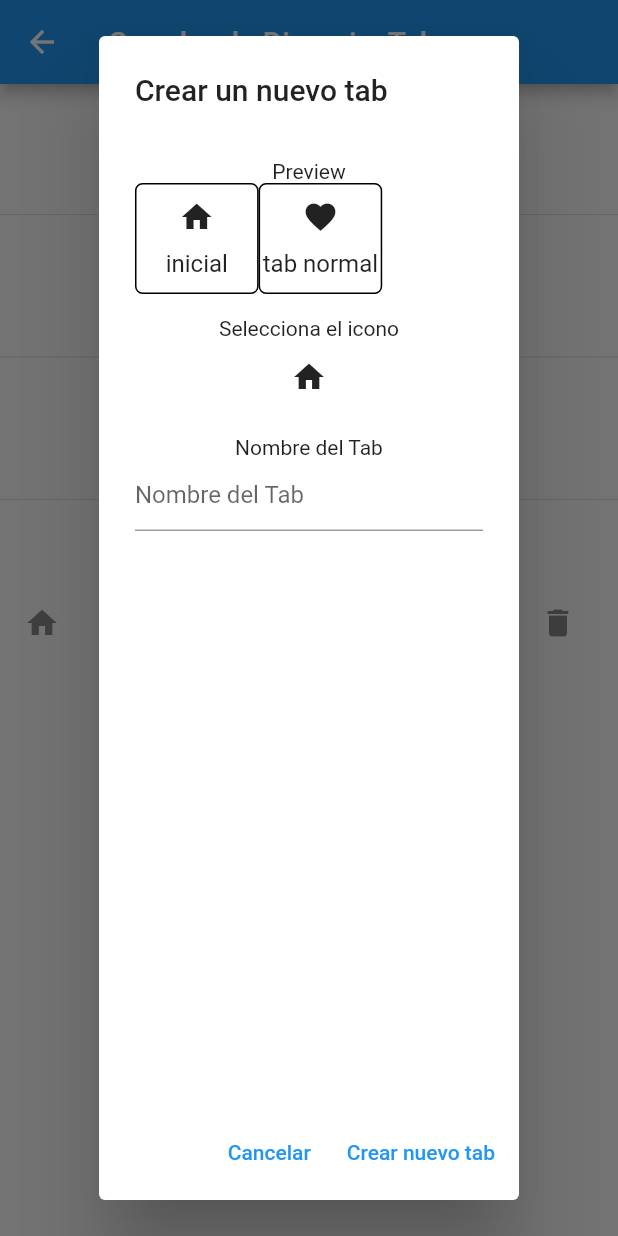
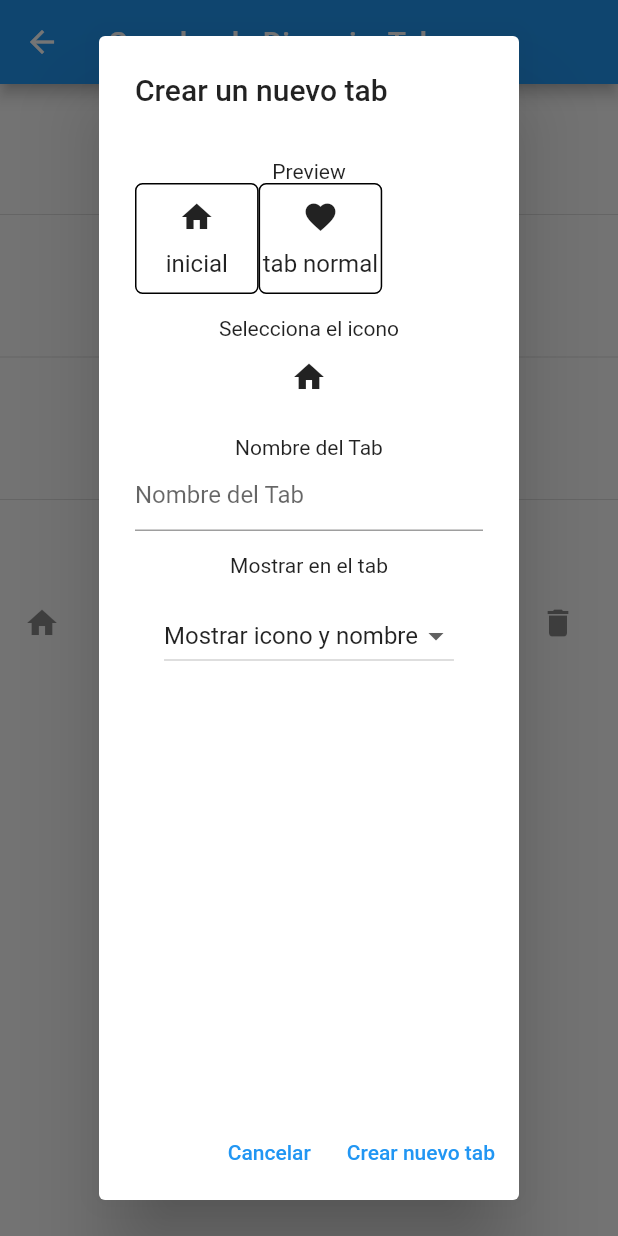
Before and after one commit to MagnoDaza/separado, a Flutter app: the TabCreatorPage screen opened directly, after a tap on "Crear un nuevo tab", on a phone screen of 412 x 824 dp. Run offline on Flutter 3.47's test engine with Material 2 defaults, Android fonts, the phone set to English and light mode, and no system bars; our stand-ins replace fluttertoast.

Commit message:
Ahora se puede crear todo co todas las opciones funcionando

```diff
--- a/lib/tab_creator_page.dart
+++ b/lib/tab_creator_page.dart
@@ -82,18 +82,25 @@ class _TabCreatorPageState extends State<TabCreatorPage> {
                       key: Key(tabData.text),
                       leading: tabData.showIcon
                           ? Icon(tabData.icon)
-                          : Icon(Icons.visibility_off),
+                          : Row(children: [
+                              Icon(tabData.icon),
+                              Icon(
+                                Icons.visibility_off,
+                                size: 10,
+                              )
+                            ]),
                       title: tabData.showText
                           ? Text(tabData.text)
                           : Row(children: [
                               Text(tabData.text),
-                              Icon(Icons.visibility_off)
+                              Icon(
+                                Icons.visibility_off,
+                              )
                             ]),
                       trailing: Row(mainAxisSize: MainAxisSize.min, children: [
                         IconButton(
                           icon: Icon(Icons.edit),
                           onPressed: () {
-                            // Add your logic for editing a tab here
                             int tabIndex =
                                 Provider.of<TabProvider>(context, listen: false)
                                     .myTabs
@@ -109,7 +116,6 @@ class _TabCreatorPageState extends State<TabCreatorPage> {
                         IconButton(
                           icon: Icon(Icons.delete),
                           onPressed: () {
-                            // Add your logic for deleting a tab here
                             Provider.of<TabProvider>(context, listen: false)
                                 .removeTab(Provider.of<TabProvider>(context,
                                         listen: false)
--- a/lib/tab_data.dart
+++ b/lib/tab_data.dart
@@ -21,10 +21,12 @@ class TabData {
 
   void toggleHideName() {
     hideName = !hideName;
+    showText = !hideName; // Actualiza showText cuando hideName cambia
   }
 
   void toggleHideIcon() {
     hideIcon = !hideIcon;
+    showIcon = !hideIcon; // Actualiza showIcon cuando hideIcon cambia
   }
 
   TabData copyWith({
--- a/lib/tab_preview.dart
+++ b/lib/tab_preview.dart
@@ -3,11 +3,21 @@ import 'package:flutter/material.dart';
 class TabPreview extends StatelessWidget {
   final TextEditingController textController;
   final IconData icon;
+  final bool showText;
+  final bool showIcon;
 
-  TabPreview({required this.textController, required this.icon});
+  TabPreview({
+    required this.textController,
+    required this.icon,
+    this.showText = true,
+    this.showIcon = true,
+  });
 
   @override
   Widget build(BuildContext context) {
+    return ValueListenableBuilder<TextEditingValue>(
+      valueListenable: textController,
+      builder: (context, value, child) {
         return Row(
           mainAxisAlignment: MainAxisAlignment.start,
           children: [
@@ -17,14 +27,11 @@ class TabPreview extends StatelessWidget {
                 border: Border.all(color: Colors.black),
                 borderRadius: BorderRadius.circular(5),
               ),
-          child: ValueListenableBuilder<TextEditingValue>(
-            valueListenable: textController,
-            builder: (context, value, child) {
-              return Tab(
-                text: value.text.isEmpty ? 'inicial' : value.text,
-                icon: Icon(icon),
-              );
-            },
+              child: Tab(
+                text: showText
+                    ? (value.text.isEmpty ? 'inicial' : value.text)
+                    : null,
+                icon: showIcon ? Icon(icon) : null,
               ),
             ),
             const SizedBox(height: 0),
@@ -41,5 +48,7 @@ class TabPreview extends StatelessWidget {
             ),
           ],
         );
+      },
+    );
   }
 }
--- a/lib/tabs_dialog.dart
+++ b/lib/tabs_dialog.dart
@@ -19,6 +19,7 @@ class TabDialog extends StatefulWidget {
 class _TabDialogState extends State<TabDialog> {
   TextEditingController? _textController;
   IconData? _icon;
+  String dropdownValue = 'Mostrar icono y nombre';
 
   @override
   void initState() {
@@ -47,7 +48,12 @@ class _TabDialogState extends State<TabDialog> {
           const SizedBox(height: 15),
           const Text('Preview', style: TextStyle(fontSize: 14)),
           if (_textController != null && _icon != null)
-            TabPreview(textController: _textController!, icon: _icon!),
+            TabPreview(
+              textController: _textController!,
+              icon: _icon!,
+              showText: dropdownValue != 'Solo el icono',
+              showIcon: dropdownValue != 'Solo el texto',
+            ),
           const SizedBox(height: 15),
           const Text('Selecciona el icono', style: TextStyle(fontSize: 14)),
           IconButton(
@@ -56,9 +62,7 @@ class _TabDialogState extends State<TabDialog> {
               IconData? selectedIcon = await showDialog<IconData>(
                 context: context,
                 builder: (BuildContext context) {
-                  return Dialog(
-                    child: IconList(),
-                  );
+                  return IconList();
                 },
               );
               if (selectedIcon != null) {
@@ -74,6 +78,27 @@ class _TabDialogState extends State<TabDialog> {
             controller: _textController,
             decoration: InputDecoration(hintText: "Nombre del Tab"),
           ),
+          const SizedBox(height: 15),
+          const Text('Mostrar en el tab', style: TextStyle(fontSize: 14)),
+          const SizedBox(height: 15),
+          DropdownButton<String>(
+            value: dropdownValue,
+            onChanged: (String? newValue) {
+              setState(() {
+                dropdownValue = newValue!;
+              });
+            },
+            items: <String>[
+              'Mostrar icono y nombre',
+              'Solo el texto',
+              'Solo el icono'
+            ].map<DropdownMenuItem<String>>((String value) {
+              return DropdownMenuItem<String>(
+                value: value,
+                child: Text(value),
+              );
+            }).toList(),
+          ),
         ],
       ),
       actions: <Widget>[
@@ -88,9 +113,11 @@ class _TabDialogState extends State<TabDialog> {
             if (_textController != null &&
                 _icon != null &&
                 _textController!.text.isNotEmpty) {
+              int? tabIndex;
               if (!widget.isNewTab) {
+                tabIndex = widget.tabIndex!;
                 Provider.of<TabProvider>(context, listen: false).updateTab(
-                  widget.tabIndex!,
+                  tabIndex,
                   _textController!.text,
                   _icon!,
                 );
@@ -113,6 +140,10 @@ class _TabDialogState extends State<TabDialog> {
                 } else {
                   Provider.of<TabProvider>(context, listen: false)
                       .addTab(_textController!.text, _icon!);
+                  tabIndex = Provider.of<TabProvider>(context, listen: false)
+                          .myTabs
+                          .length -
+                      1;
                   Fluttertoast.showToast(
                     msg: "Tab creado",
                     toastLength: Toast.LENGTH_SHORT,
@@ -121,6 +152,23 @@ class _TabDialogState extends State<TabDialog> {
                   _textController!.clear();
                   FocusScope.of(context).unfocus();
                 }
+              }
+
+              if (dropdownValue == 'Solo el texto') {
+                Provider.of<TabProvider>(context, listen: false)
+                    .updateTabShowIcon(tabIndex!, false);
+                Provider.of<TabProvider>(context, listen: false)
+                    .updateTabShowText(tabIndex!, true);
+              } else if (dropdownValue == 'Solo el icono') {
+                Provider.of<TabProvider>(context, listen: false)
+                    .updateTabShowIcon(tabIndex!, true);
+                Provider.of<TabProvider>(context, listen: false)
+                    .updateTabShowText(tabIndex!, false);
+              } else {
+                Provider.of<TabProvider>(context, listen: false)
+                    .updateTabShowIcon(tabIndex!, true);
+                Provider.of<TabProvider>(context, listen: false)
+                    .updateTabShowText(tabIndex!, true);
               }
             } else {
               Fluttertoast.showToast(
```
Also changed, not shown: lib/icon_list.dart (+5 -23 lines), lib/show_hide_icon_switch.dart (deleted, +0 -25 lines), lib/show_hide_name_switch.dart (deleted, +0 -33 lines), lib/tab_provider.dart (+10 -0 lines). Lines whose indentation alone changed are shown as unchanged.
